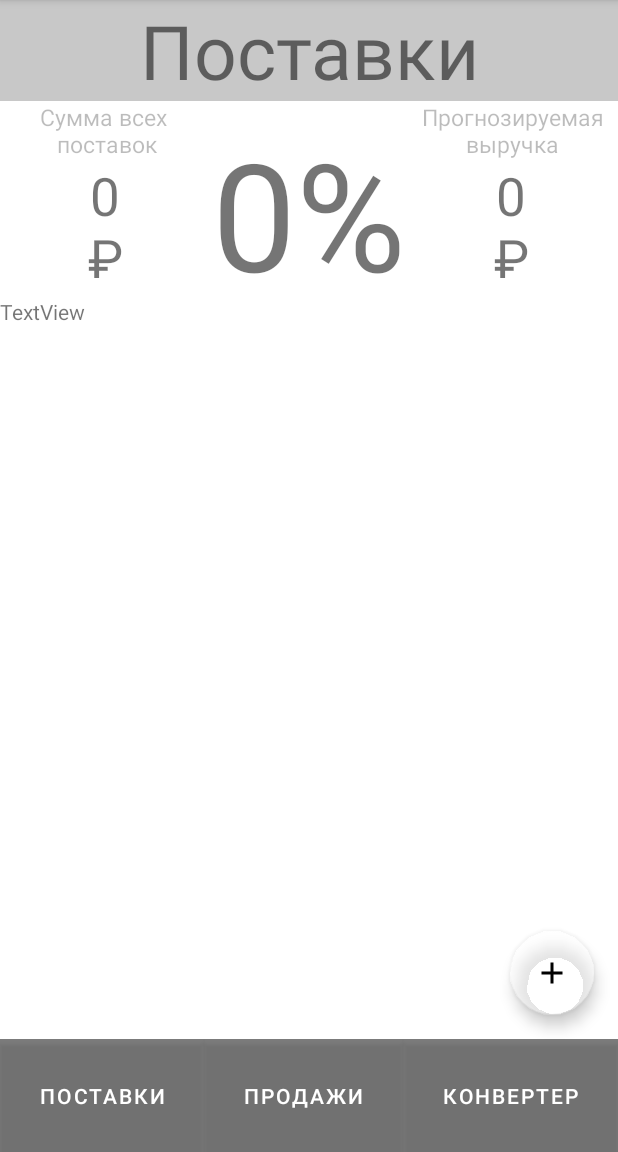
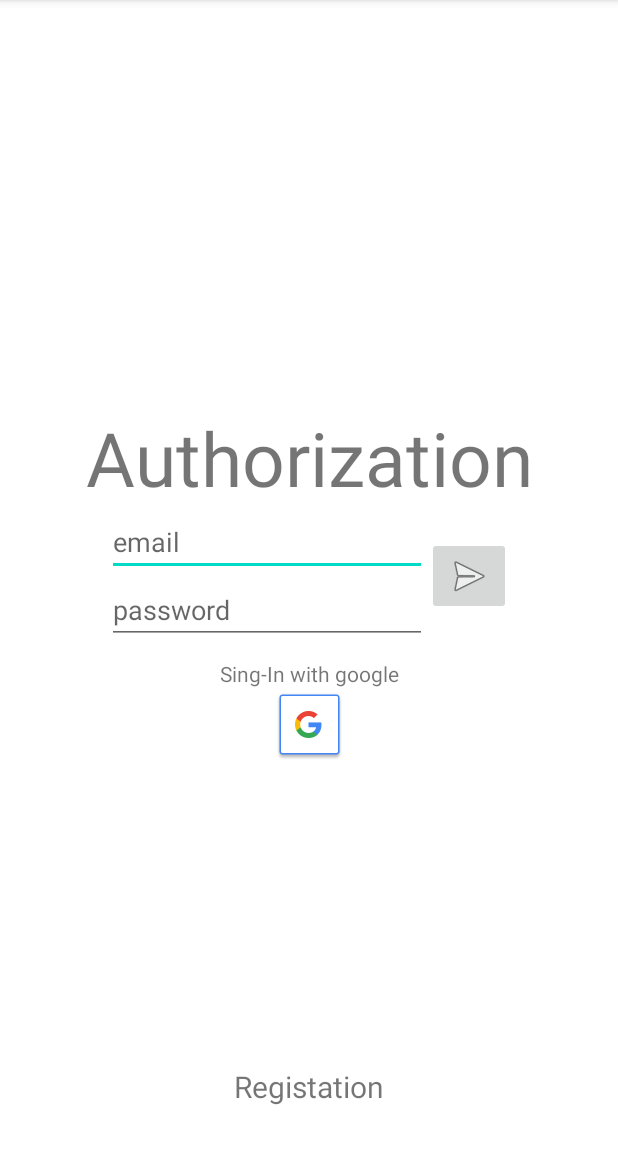
Before and after one commit to heiwa-local/WildBerries_helper_for_sellers, an Android app: the screen it shows after launch (MainActivity before the commit, AuthActivity after it), on a phone screen of 412 x 824 dp, the part 84-1236 px from its top. Run offline under Robolectric (Android 15) with nearby library versions, the phone set to English and light mode, and no system bars; our stand-ins replace Room's generated code.

Commit message:
Added Authorization

```diff
--- a/app/build.gradle
+++ b/app/build.gradle
@@ -37,6 +37,7 @@ dependencies {
     androidTestImplementation 'androidx.test.espresso:espresso-core:3.4.0'
     implementation "android.arch.persistence.room:runtime:1.0.0"
     annotationProcessor "android.arch.persistence.room:compiler:1.0.0"
+    implementation 'com.google.android.gms:play-services-auth:19.2.0'
 
     implementation 'com.squareup.retrofit2:retrofit:2.5.0'
     implementation 'com.squareup.retrofit2:converter-gson:2.5.0'
--- a/app/src/main/java/com/example/WildBeries4/Presentation/Repository/Room/DAO/StatisticDAO.java
+++ b/app/src/main/java/com/example/WildBeries4/Presentation/Repository/Room/DAO/StatisticDAO.java
@@ -8,6 +8,7 @@ import androidx.room.OnConflictStrategy;
 import androidx.room.Query;
 
 import com.example.WildBeries4.Domain.Model.Statistic;
+import com.example.WildBeries4.Domain.Model.UsersDTO;
 
 import java.util.List;
 
@@ -15,6 +16,9 @@ import java.util.List;
 public interface StatisticDAO {
     @Insert(onConflict = OnConflictStrategy.IGNORE)
     void insert(Statistic statistic);
+
+    @Insert(onConflict = OnConflictStrategy.IGNORE)
+    void insertUser(UsersDTO usersDTO);
 
     @Query("DELETE FROM Statistic")
     void deleteAll();
@@ -33,4 +37,20 @@ public interface StatisticDAO {
 
     @Query("SELECT SUM(volume) as total FROM statistic")
     LiveData<Integer> getTotalVolume();
+
+    //USERS TABLE
+
+    @Query("SELECT * FROM Users ORDER BY firstName ASC")
+    LiveData<List<UsersDTO>> getAllUsers();
+
+    @Query("SELECT * FROM Users WHERE email = :email AND password = :password")
+    LiveData<UsersDTO> getUserByEmailAndPassword(String email, String password);
+
+    @Query("SELECT * FROM Users WHERE email = :email AND role = :role")
+    LiveData<UsersDTO> getUserByEmailAndRole(String email, String role);
+
+    @Query("DELETE FROM Users")
+    void deleteAllUsers();
+    @Insert
+    void addUser(UsersDTO usersDTO);
 }
--- a/app/src/main/java/com/example/WildBeries4/Presentation/Repository/Room/StatisticRoomDatabase.java
+++ b/app/src/main/java/com/example/WildBeries4/Presentation/Repository/Room/StatisticRoomDatabase.java
@@ -9,13 +9,14 @@ import androidx.room.RoomDatabase;
 import androidx.sqlite.db.SupportSQLiteDatabase;
 
 import com.example.WildBeries4.Domain.Model.Statistic;
+import com.example.WildBeries4.Domain.Model.UsersDTO;
 import com.example.WildBeries4.Presentation.Repository.Room.DAO.StatisticDAO;
 ;
 
 import java.util.concurrent.ExecutorService;
 import java.util.concurrent.Executors;
 
-@Database(entities = {Statistic.class}, version = 10, exportSchema = false)
+@Database(entities = {Statistic.class, UsersDTO.class}, version = 12, exportSchema = false)
 public abstract class StatisticRoomDatabase extends RoomDatabase {
      abstract StatisticDAO StatisticDao();
 
@@ -46,7 +47,9 @@ public abstract class StatisticRoomDatabase extends RoomDatabase {
                 dao.deleteAll();
 
                 Statistic name = new Statistic("Water");
+//                UsersDTO firstName = new UsersDTO("IVAN");
                 dao.insert(name);
+//                dao.insertUser(firstName);
 
             });
         }
--- /dev/null
+++ b/app/src/main/java/com/example/WildBeries4/Presentation/View/AuthActivity.java
@@ -0,0 +1,137 @@
+package com.example.WildBeries4.Presentation.View;
+
+import androidx.appcompat.app.AppCompatActivity;
+import androidx.lifecycle.LifecycleOwner;
+import androidx.lifecycle.LiveData;
+import androidx.lifecycle.Observer;
+
+import android.app.Application;
+import android.content.Intent;
+import android.os.Bundle;
+import android.util.Log;
+import android.view.View;
+import android.widget.EditText;
+import android.widget.ImageButton;
+import android.widget.TextView;
+import android.widget.Toast;
+
+import com.example.WildBeries4.Domain.Model.UsersDTO;
+import com.example.WildBeries4.Presentation.ViewModel.AuthActivityViewModel;
+import com.example.WildBeries4.R;
+import com.google.android.gms.auth.api.signin.GoogleSignIn;
+import com.google.android.gms.auth.api.signin.GoogleSignInAccount;
+import com.google.android.gms.auth.api.signin.GoogleSignInClient;
+import com.google.android.gms.auth.api.signin.GoogleSignInOptions;
+import com.google.android.gms.common.api.ApiException;
+import com.google.android.gms.tasks.Task;
+
+public class AuthActivity extends AppCompatActivity {
+
+    private AuthActivityViewModel mAuthActivityViewModel;
+
+    EditText etEmailLogin;
+    EditText etPasswordLogin;
+    ImageButton ibGoogleAuthorization;
+    TextView tvRegistration;
+    ImageButton ibtnLogin;
+
+    UsersDTO usersDTO;
+
+    LiveData<UsersDTO> userExist;
+    @Override
+    protected void onCreate(Bundle savedInstanceState) {
+        super.onCreate(savedInstanceState);
+        setContentView(R.layout.activity_auth);
+
+        etEmailLogin = findViewById(R.id.etEmailLogin);
+        etPasswordLogin = findViewById(R.id.etPasswordLogin);
+        ibGoogleAuthorization = findViewById(R.id.ibGoogleAuthorization);
+        tvRegistration = findViewById(R.id.tvRegistration);
+        ibtnLogin = findViewById(R.id.ibtnLogin);
+
+        mAuthActivityViewModel = new AuthActivityViewModel(getApplication());
+
+//        mAuthActivityViewModel.deleteAllUsers();
+
+        ibtnLogin.setOnClickListener(new View.OnClickListener() {
+            @Override
+            public void onClick(View v) {
+                String email = etEmailLogin.getText().toString();
+                String password = etPasswordLogin.getText().toString();
+
+
+                usersDTO = new UsersDTO();
+                UsersDTO usersDTOFromDB = new UsersDTO();
+                usersDTO.setEmail(email);
+                usersDTO.setPassword(password);
+                if (!email.isEmpty() && !password.isEmpty()) {
+                    userExist = mAuthActivityViewModel.getUserByEmailAndPassword(email, password);
+                    userExist.observe(AuthActivity.this, new Observer<UsersDTO>() {
+                        @Override
+                        public void onChanged(UsersDTO usersDTO) {
+                            usersDTOFromDB.email = usersDTO.email;
+                            usersDTOFromDB.password = usersDTO.password;
+                            if (!(usersDTOFromDB == null)) {
+                                Intent intent = new Intent(AuthActivity.this, MainActivity.class);
+                                startActivity(intent);
+                            } else {
+                                Toast.makeText(AuthActivity.this, "Пароль или логин неправилен",
+                                        Toast.LENGTH_SHORT).show();
+                            }
+                        }
+                    });
+
+                }
+                else {
+                    Toast.makeText(AuthActivity.this, "Заполните все поля", Toast.LENGTH_SHORT).show();
+
+                }
+            }
+        });
+
+        GoogleSignInOptions gso = new GoogleSignInOptions.Builder(GoogleSignInOptions.DEFAULT_SIGN_IN)
+                .requestEmail()
+                .build();
+        GoogleSignInClient mGoogleSignInClient = GoogleSignIn.getClient(this, gso);
+        ibGoogleAuthorization.setOnClickListener(new View.OnClickListener() {
+            @Override
+            public void onClick(View v) {
+                Intent signInIntent = mGoogleSignInClient.getSignInIntent();
+                startActivityForResult(signInIntent, 200);
+            }
+        });
+
+        tvRegistration.setOnClickListener(new View.OnClickListener() {
+            @Override
+            public void onClick(View v) {
+                Intent intent = new Intent(AuthActivity.this, RegisterActivity.class);
+                startActivity(intent);
+            }
+        });
+    }
+    @Override
+    public void onActivityResult(int requestCode, int resultCode, Intent data){
+        super.onActivityResult(requestCode, resultCode, data);
+        if (requestCode == 200) {
+            Task<GoogleSignInAccount> task = GoogleSignIn.getSignedInAccountFromIntent(data);
+            handleSignInResult(task);
+        }
+    }
+    private void handleSignInResult(Task<GoogleSignInAccount> completedTask) {
+        try {
+            GoogleSignInAccount account = completedTask.getResult(ApiException.class);
+            UsersDTO usersDTO1 = new UsersDTO("GoogleUser",account.getEmail(),account.getId(),account.getDisplayName(),account.getFamilyName());
+            mAuthActivityViewModel.addUser(usersDTO1);
+            Intent intent = new Intent(AuthActivity.this, MainActivity.class);
+            startActivity(intent);
+//            UsersDTO usersDTO = new UsersDTO(account.getEmail(),"GoogleUser",account.getId(),account.getDisplayName(),account.getFamilyName());
+//            mAuthActivityViewModel.addUser(usersDTO);
+
+
+        } catch (ApiException e) {
+            Log.w("handleSignInResult", "signInResult:failed code=" + e);
+            Toast.makeText(AuthActivity.this, "Регистрация не прошла", Toast.LENGTH_SHORT).show();
+        }
+    }
+
+}
--- /dev/null
+++ b/app/src/main/java/com/example/WildBeries4/Presentation/ViewModel/AuthActivityViewModel.java
@@ -0,0 +1,33 @@
+package com.example.WildBeries4.Presentation.ViewModel;
+
+import android.app.Application;
+
+import androidx.annotation.NonNull;
+import androidx.lifecycle.AndroidViewModel;
+import androidx.lifecycle.LiveData;
+
+import com.example.WildBeries4.Domain.Model.UsersDTO;
+import com.example.WildBeries4.Presentation.Repository.Room.StatisticRepository;
+
+
+public class AuthActivityViewModel extends AndroidViewModel {
+
+    private StatisticRepository mRepository;
+
+    public AuthActivityViewModel(@NonNull Application application) {
+        super(application);
+        mRepository = new StatisticRepository(application);
+    }
+
+    public LiveData<UsersDTO> getUserByEmailAndPassword(String email, String password){
+        return mRepository.getUserByEmailAndPassword(email, password);
+    }
+
+    public LiveData<UsersDTO> getUserByEmailAndRole(String email, String role){
+        return mRepository.getUserByEmailAndRole(email, role);
+    }
+    public void deleteAllUsers (){ mRepository.deleteAllUsers();}
+
+    public void addUser (UsersDTO usersDTO){mRepository.addUser(usersDTO);}
+
+}
--- /dev/null
+++ b/app/src/main/res/layout/activity_auth.xml
@@ -0,0 +1,106 @@
+<?xml version="1.0" encoding="utf-8"?>
+<androidx.constraintlayout.widget.ConstraintLayout xmlns:android="http://schemas.android.com/apk/res/android"
+    xmlns:app="http://schemas.android.com/apk/res-auto"
+    xmlns:tools="http://schemas.android.com/tools"
+    android:layout_width="match_parent"
+    android:layout_height="match_parent"
+    tools:context=".Presentation.View.AuthActivity">
+
+    <TextView
+        android:id="@+id/textView3"
+        android:layout_width="wrap_content"
+        android:layout_height="wrap_content"
+        android:text="Authorization"
+        android:textSize="50sp"
+        app:layout_constraintBottom_toTopOf="@+id/linearLayout5"
+        app:layout_constraintEnd_toEndOf="parent"
+        app:layout_constraintStart_toStartOf="parent" />
+
+    <LinearLayout
+        android:id="@+id/linearLayout5"
+        android:layout_width="wrap_content"
+        android:layout_height="wrap_content"
+        android:orientation="horizontal"
+        app:layout_constraintBottom_toBottomOf="parent"
+        app:layout_constraintEnd_toEndOf="parent"
+        app:layout_constraintStart_toStartOf="parent"
+        app:layout_constraintTop_toTopOf="parent">
+
+        <LinearLayout
+            android:id="@+id/linearLayout4"
+            android:layout_width="wrap_content"
+            android:layout_height="wrap_content"
+            android:orientation="vertical">
+
+            <EditText
+                android:id="@+id/etEmailLogin"
+                android:layout_width="match_parent"
+                android:layout_height="wrap_content"
+                android:ems="10"
+                android:hint="email"
+                android:inputType="textEmailAddress" />
+
+            <EditText
+                android:id="@+id/etPasswordLogin"
+                android:layout_width="match_parent"
+                android:layout_height="wrap_content"
+                android:ems="10"
+                android:hint="password"
+                android:inputType="textPassword" />
+
+        </LinearLayout>
+
+        <androidx.constraintlayout.widget.ConstraintLayout
+            android:layout_width="match_parent"
+            android:layout_height="match_parent">
+
+            <ImageButton
+                android:id="@+id/ibtnLogin"
+                android:layout_width="wrap_content"
+                android:layout_height="wrap_content"
+                app:layout_constraintBottom_toBottomOf="parent"
+                app:layout_constraintStart_toStartOf="parent"
+                app:layout_constraintTop_toTopOf="parent"
+                app:srcCompat="@android:drawable/ic_menu_send" />
+        </androidx.constraintlayout.widget.ConstraintLayout>
+    </LinearLayout>
+
+    <LinearLayout
+        android:layout_width="wrap_content"
+        android:layout_height="wrap_content"
+        android:layout_marginTop="10dp"
+        android:orientation="vertical"
+        app:layout_constraintEnd_toEndOf="parent"
+        app:layout_constraintStart_toStartOf="parent"
+        app:layout_constraintTop_toBottomOf="@+id/linearLayout5">
+
+        <TextView
+            android:id="@+id/textView6"
+            android:layout_width="wrap_content"
+            android:layout_height="wrap_content"
+            android:layout_weight="1"
+            android:gravity="center"
+            android:text="Sing-In with google" />
+
+        <ImageButton
+            android:id="@+id/ibGoogleAuthorization"
+            android:layout_width="wrap_content"
+            android:layout_height="wrap_content"
+            android:layout_gravity="center"
+            android:layout_weight="1"
+            android:background="#00FFFFFF"
+            app:srcCompat="@drawable/common_google_signin_btn_icon_dark" />
+    </LinearLayout>
+
+    <TextView
+        android:id="@+id/tvRegistration"
+        android:layout_width="wrap_content"
+        android:layout_height="wrap_content"
+        android:layout_marginBottom="30dp"
+        android:text="Registation"
+        android:textSize="20dp"
+        app:layout_constraintBottom_toBottomOf="parent"
+        app:layout_constraintEnd_toEndOf="parent"
+        app:layout_constraintStart_toStartOf="parent" />
+
+</androidx.constraintlayout.widget.ConstraintLayout>
```
Also changed, not shown: app/src/main/AndroidManifest.xml (+13 -7 lines), app/src/main/java/com/example/WildBeries4/Domain/Model/UsersDTO.java (added, +88 -0 lines), app/src/main/java/com/example/WildBeries4/Presentation/Repository/Room/StatisticRepository.java (+33 -4 lines), app/src/main/java/com/example/WildBeries4/Presentation/View/LoginActivity.java (deleted, +0 -16 lines), app/src/main/java/com/example/WildBeries4/Presentation/View/RegisterActivity.java (added, +64 -0 lines), app/src/main/java/com/example/WildBeries4/Presentation/ViewModel/RegisterActivityViewModel.java (added, +21 -0 lines), app/src/main/res/layout/activity_login.xml (deleted, +0 -51 lines), app/src/main/res/layout/activity_register.xml (added, +83 -0 lines).
